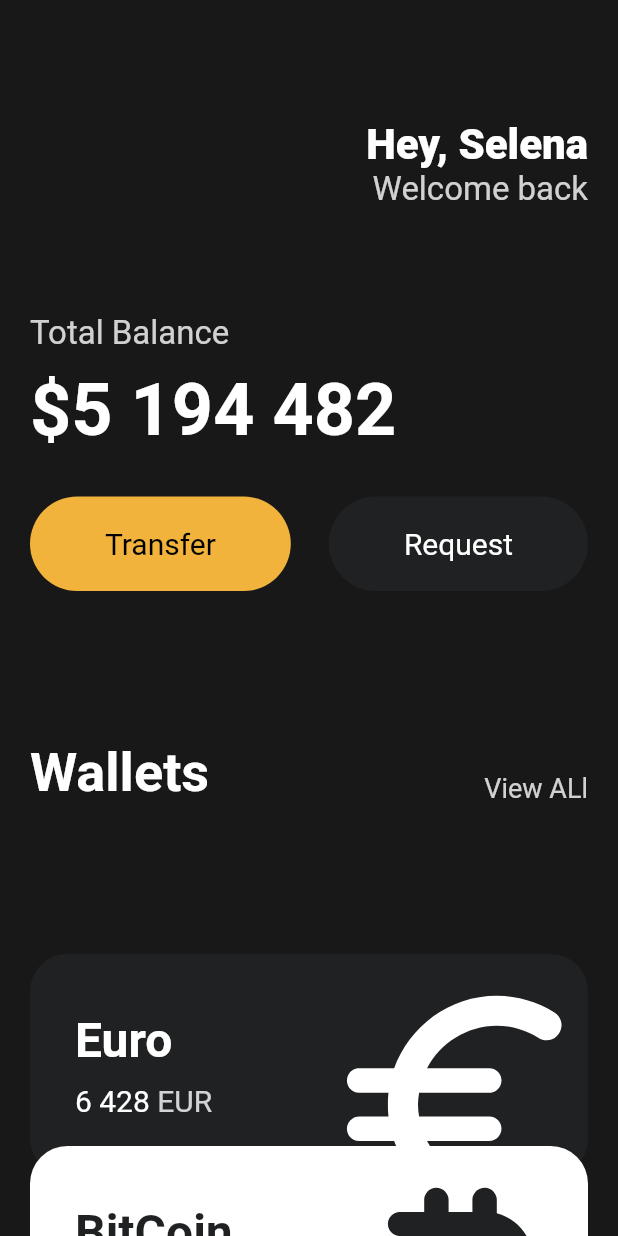
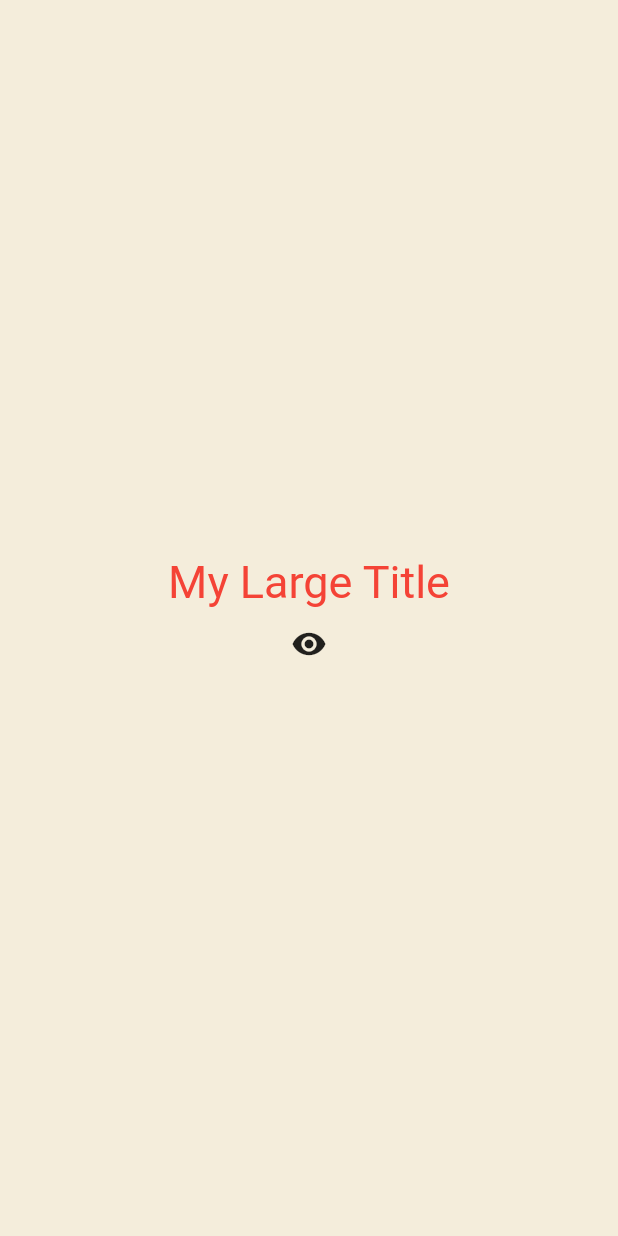
Before and after one commit to unbeatable-bot/Flutter-Practice, a Flutter app: the screen it shows after launch, on a phone screen of 412 x 824 dp. Run offline on Flutter 3.47's test engine with Material 2 defaults, Android fonts, the phone set to English and light mode, and no system bars.

```diff
--- a/lib/main.dart
+++ b/lib/main.dart
@@ -1,148 +1,248 @@
 import 'package:flutter/material.dart';
-import 'package:toonflix/widgets/button.dart';
-import 'package:toonflix/widgets/currency_card.dart';
 
 void main() {
-  runApp(App());
+  runApp(const App());
 }
 
-class App extends StatelessWidget {
+class App extends StatefulWidget {
+  const App({super.key});
+
+  @override
+  State<App> createState() => _AppState();
+}
+
+class _AppState extends State<App> {
+  List<int> numbers = [];
+
+  // void onClicked() {
+  //   setState(() {
+  //     numbers.add(numbers.length);
+  //     print(numbers);
+  //   });
+  // }
+  bool showTitle = true;
+
+  void toggleTitle() {
+    print('press toggleTitle');
+    setState(() {
+      showTitle = !showTitle;
+    });
+  }
+
   @override
   Widget build(BuildContext context) {
     return MaterialApp(
+      theme: ThemeData(
+        textTheme: const TextTheme(
+          titleLarge: TextStyle(
+            color: Colors.red,
+          ),
+        ),
+      ),
       home: Scaffold(
-          backgroundColor: const Color(0xFF181818),
-          body: SingleChildScrollView(
-            child: Padding(
-              padding: const EdgeInsets.symmetric(
-                horizontal: 20,
-              ),
-              child: Column(
-                crossAxisAlignment: CrossAxisAlignment.start,
-                children: [
-                  const SizedBox(
-                    height: 80,
-                  ),
-                  Row(
-                    mainAxisAlignment: MainAxisAlignment.end,
-                    children: [
-                      Column(
-                        crossAxisAlignment: CrossAxisAlignment.end,
-                        children: [
-                          const Text(
-                            'Hey, Selena',
-                            style: TextStyle(
-                              color: Colors.white,
-                              fontSize: 28,
-                              fontWeight: FontWeight.w800,
-                            ),
-                          ),
-                          Text(
-                            'Welcome back',
-                            style: TextStyle(
-                              color: Colors.white.withOpacity(0.8),
-                              fontSize: 22,
-                            ),
-                          ),
-                        ],
-                      )
-                    ],
-                  ),
-                  const SizedBox(
-                    height: 70,
-                  ),
-                  const Text(
-                    'Total Balance',
-                    style: TextStyle(
-                      fontSize: 22,
-                      color: Color.fromRGBO(255, 255, 255, 0.8),
-                    ),
-                  ),
-                  const SizedBox(
-                    height: 10,
-                  ),
-                  const Text(
-                    '\$5 194 482',
-                    style: TextStyle(
-                      fontSize: 48,
-                      fontWeight: FontWeight.w600,
-                      color: Colors.white,
-                    ),
-                  ),
-                  const SizedBox(
-                    height: 30,
-                  ),
-                  Row(
-                    mainAxisAlignment: MainAxisAlignment.spaceBetween,
-                    children: const [
-                      Button(
-                        text: 'Transfer',
-                        bgColor: Color(0xFFF1B33B),
-                        textColor: Colors.black,
-                      ),
-                      Button(
-                        text: 'Request',
-                        bgColor: Color(0xFF1F2123),
-                        textColor: Colors.white,
-                      )
-                    ],
-                  ),
-                  const SizedBox(
-                    height: 100,
-                  ),
-                  Row(
-                    crossAxisAlignment: CrossAxisAlignment.end,
-                    mainAxisAlignment: MainAxisAlignment.spaceBetween,
-                    children: [
-                      const Text('Wallets',
-                          style: TextStyle(
-                            color: Colors.white,
-                            fontSize: 36,
-                            fontWeight: FontWeight.w600,
-                          )),
-                      Text(
-                        'View ALl',
-                        style: TextStyle(
-                          color: Colors.white.withOpacity(0.8),
-                          fontSize: 18,
-                        ),
-                      ),
-                    ],
-                  ),
-                  const SizedBox(
-                    height: 100,
-                  ),
-                  const CurrencyCard(
-                    name: 'Euro',
-                    code: 'EUR',
-                    amount: '6 428',
-                    icon: Icons.euro_rounded,
-                    isInverted: false,
-                  ),
-                  Transform.translate(
-                    offset: const Offset(0, -20),
-                    child: const CurrencyCard(
-                      name: 'BitCoin',
-                      code: 'BTC',
-                      amount: '9 785',
-                      icon: Icons.currency_bitcoin_rounded,
-                      isInverted: true,
-                    ),
-                  ),
-                  Transform.translate(
-                    offset: const Offset(0, -40),
-                    child: const CurrencyCard(
-                      name: 'Dollar',
-                      code: 'USD',
-                      amount: '428',
-                      icon: Icons.attach_money_outlined,
-                      isInverted: false,
-                    ),
-                  ),
-                ],
+        backgroundColor: const Color(0xFFF4EDDB),
+        body: Center(
+            child: Column(
+          mainAxisAlignment: MainAxisAlignment.center,
+          children: [
+            showTitle ? const MyLargeTItle() : const Text('nothing'),
+            IconButton(
+              onPressed: toggleTitle,
+              icon: const Icon(
+                Icons.remove_red_eye,
               ),
             ),
-          )),
+            // for (var n in numbers) Text('$n'),
+            // IconButton(
+            //     iconSize: 40,
+            //     onPressed: onClicked,
+            //     icon: const Icon(
+            //       Icons.add_box_rounded,
+            //     ))
+          ],
+        )),
+      ),
     );
   }
 }
+
+class MyLargeTItle extends StatefulWidget {
+  const MyLargeTItle({
+    Key? key,
+  }) : super(key: key);
+
+  @override
+  State<MyLargeTItle> createState() => _MyLargeTItleState();
+}
+
+class _MyLargeTItleState extends State<MyLargeTItle> {
+  int count = 0;
+
+  @override
+  void initState() {
+    //부모요소의 데이터를 초기화 하기 위해 필요
+    //build 메서드보다 먼저 호출되어야 함
+    //오직 한 번 호출됨(lifecycle )
+    super.initState();
+    print('initState');
+  }
+
+  @override
+  void dispose() {
+    //위젯이 사라질 때 실행
+    super.dispose();
+    print('dispose');
+  }
+
+  @override
+  Widget build(BuildContext context) {
+    print('build');
+    return Text(
+      'My Large Title',
+      style: TextStyle(
+        fontSize: 30,
+        color: Theme.of(context).textTheme.titleLarge!.color,
+      ),
+    );
+  }
+}
+// class App extends StatelessWidget {
+//   @override
+//   Widget build(BuildContext context) {
+//     return MaterialApp(
+//       home: Scaffold(
+//           backgroundColor: const Color(0xFF181818),
+//           body: SingleChildScrollView(
+//             child: Padding(
+//               padding: const EdgeInsets.symmetric(
+//                 horizontal: 20,
+//               ),
+//               child: Column(
+//                 crossAxisAlignment: CrossAxisAlignment.start,
+//                 children: [
+//                   const SizedBox(
+//                     height: 80,
+//                   ),
+//                   Row(
+//                     mainAxisAlignment: MainAxisAlignment.end,
+//                     children: [
+//                       Column(
+//                         crossAxisAlignment: CrossAxisAlignment.end,
+//                         children: [
+//                           const Text(
+//                             'Hey, Selena',
+//                             style: TextStyle(
+//                               color: Colors.white,
+//                               fontSize: 28,
+//                               fontWeight: FontWeight.w800,
+//                             ),
+//                           ),
+//                           Text(
+//                             'Welcome back',
+//                             style: TextStyle(
+//                               color: Colors.white.withOpacity(0.8),
+//                               fontSize: 22,
+//                             ),
+//                           ),
+//                         ],
+//                       )
+//                     ],
+//                   ),
+//                   const SizedBox(
+//                     height: 70,
+//                   ),
+//                   const Text(
+//                     'Total Balance',
+//                     style: TextStyle(
+//                       fontSize: 22,
+//                       color: Color.fromRGBO(255, 255, 255, 0.8),
+//                     ),
+//                   ),
+//                   const SizedBox(
+//                     height: 10,
+//                   ),
+//                   const Text(
+//                     '\$5 194 482',
+//                     style: TextStyle(
+//                       fontSize: 48,
+//                       fontWeight: FontWeight.w600,
+//                       color: Colors.white,
+//                     ),
+//                   ),
+//                   const SizedBox(
+//                     height: 30,
+//                   ),
+//                   Row(
+//                     mainAxisAlignment: MainAxisAlignment.spaceBetween,
+//                     children: const [
+//                       Button(
+//                         text: 'Transfer',
+//                         bgColor: Color(0xFFF1B33B),
+//                         textColor: Colors.black,
+//                       ),
+//                       Button(
+//                         text: 'Request',
+//                         bgColor: Color(0xFF1F2123),
+//                         textColor: Colors.white,
+//                       )
+//                     ],
+//                   ),
+//                   const SizedBox(
+//                     height: 100,
+//                   ),
+//                   Row(
+//                     crossAxisAlignment: CrossAxisAlignment.end,
+//                     mainAxisAlignment: MainAxisAlignment.spaceBetween,
+//                     children: [
+//                       const Text('Wallets',
+//                           style: TextStyle(
+//                             color: Colors.white,
+//                             fontSize: 36,
+//                             fontWeight: FontWeight.w600,
+//                           )),
+//                       Text(
+//                         'View ALl',
+//                         style: TextStyle(
+//                           color: Colors.white.withOpacity(0.8),
+//                           fontSize: 18,
+//                         ),
+//                       ),
+//                     ],
+//                   ),
+//                   const SizedBox(
+//                     height: 100,
+//                   ),
+//                   const CurrencyCard(
+//                     name: 'Euro',
+//                     code: 'EUR',
+//                     amount: '6 428',
+//                     icon: Icons.euro_rounded,
+//                     isInverted: false,
+//                   ),
+//                   Transform.translate(
+//                     offset: const Offset(0, -20),
+//                     child: const CurrencyCard(
+//                       name: 'BitCoin',
+//                       code: 'BTC',
+//                       amount: '9 785',
+//                       icon: Icons.currency_bitcoin_rounded,
+//                       isInverted: true,
+//                     ),
+//                   ),
+//                   Transform.translate(
+//                     offset: const Offset(0, -40),
+//                     child: const CurrencyCard(
+//                       name: 'Dollar',
+//                       code: 'USD',
+//                       amount: '428',
+//                       icon: Icons.attach_money_outlined,
+//                       isInverted: false,
+//                     ),
+//                   ),
+//                 ],
+//               ),
+//             ),
+//           )),
+//     );
+//   }
+// }
```
